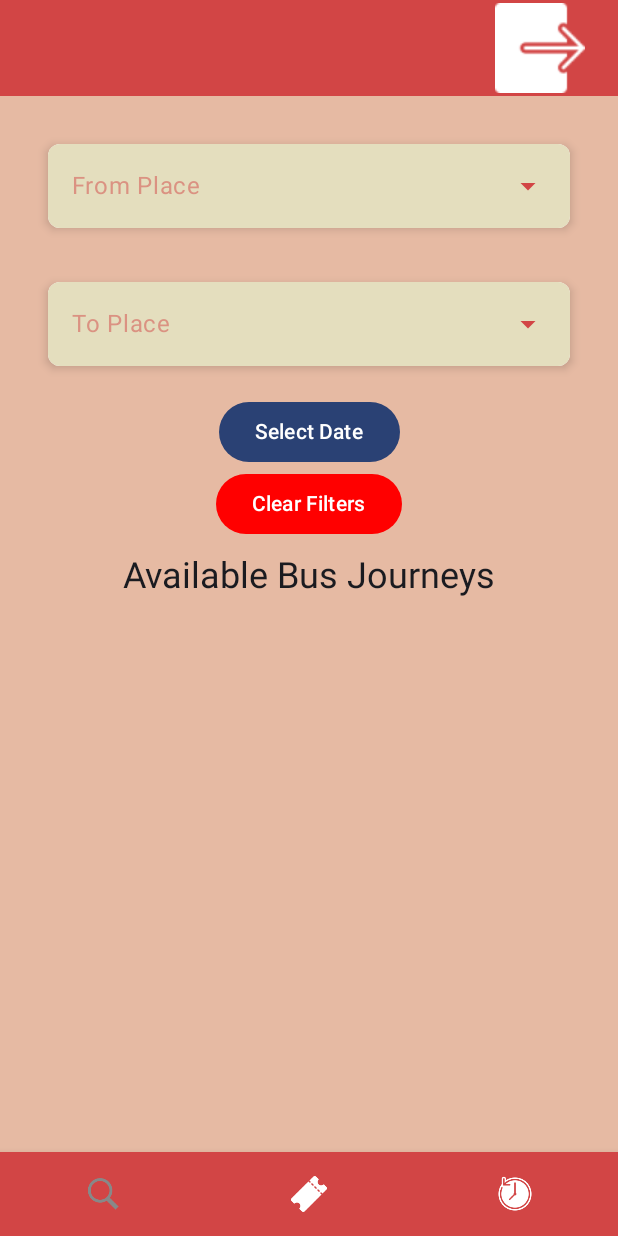
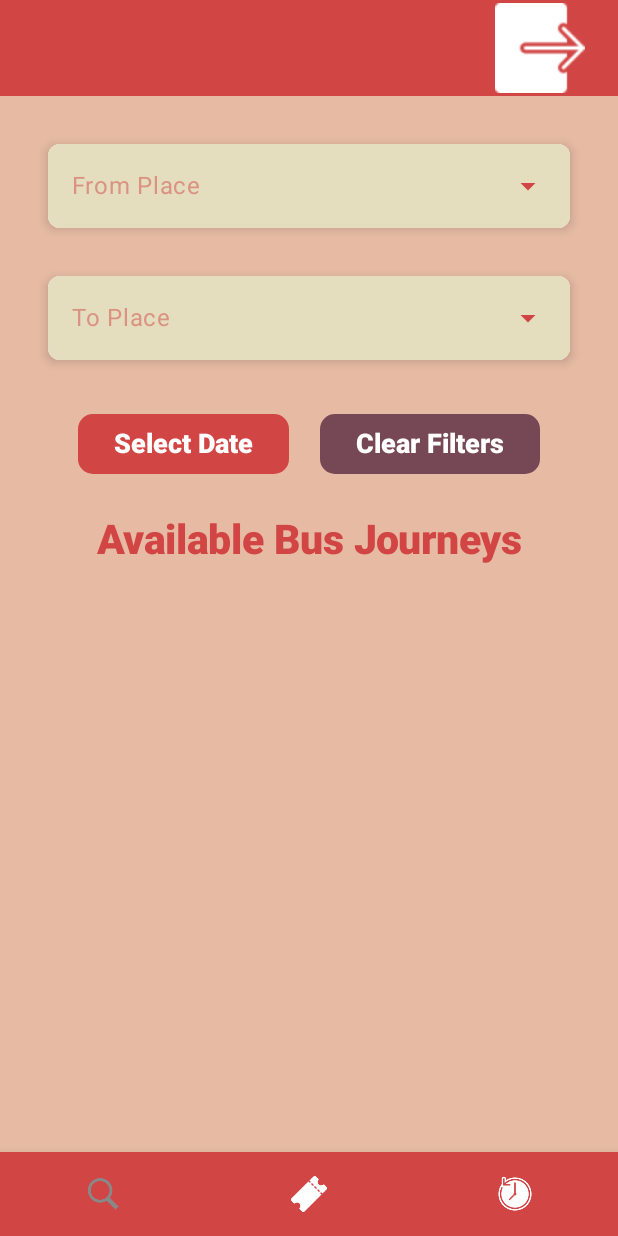
Before and after one commit to akdenizcse/cse-234-term-project-cse234_vehicleticket, an Android app built with Jetpack Compose: the HomeScreen screen opened through its navigation route, on a phone screen of 412 x 824 dp. Run offline under Robolectric (Android 15) with nearby library versions, the phone set to English and light mode, and no system bars; our stand-ins replace Firebase (no records; nobody signed in at launch, a user with empty details on screens opened directly).

Commit message:
Home Screen has been implemented

```diff
--- a/app/src/main/java/com/example/vehicletickettermproject/screens/home/HomeScreen.kt
+++ b/app/src/main/java/com/example/vehicletickettermproject/screens/home/HomeScreen.kt
@@ -9,14 +9,19 @@ import androidx.compose.foundation.layout.Column
 import androidx.compose.foundation.layout.Row
 import androidx.compose.foundation.layout.Spacer
 import androidx.compose.foundation.layout.fillMaxSize
+import androidx.compose.foundation.layout.fillMaxWidth
 import androidx.compose.foundation.layout.height
 import androidx.compose.foundation.layout.padding
+import androidx.compose.foundation.layout.width
 import androidx.compose.foundation.lazy.LazyColumn
 import androidx.compose.foundation.lazy.items
+import androidx.compose.foundation.shape.RoundedCornerShape
+import androidx.compose.material.MaterialTheme.colors
 import androidx.compose.material3.Button
 import androidx.compose.material3.ButtonColors
 import androidx.compose.material3.ButtonDefaults
 import androidx.compose.material3.ButtonDefaults.buttonColors
+import androidx.compose.material3.ButtonDefaults.shape
 import androidx.compose.material3.CircularProgressIndicator
 import androidx.compose.material3.ExperimentalMaterial3Api
 import androidx.compose.material3.Icon
@@ -35,7 +40,13 @@ import androidx.compose.ui.graphics.Color
 import androidx.compose.ui.platform.LocalContext
 import androidx.compose.ui.res.colorResource
 import androidx.compose.ui.res.painterResource
+import androidx.compose.ui.text.TextStyle
+import androidx.compose.ui.text.font.Font
+import androidx.compose.ui.text.font.FontFamily
+import androidx.compose.ui.text.font.FontWeight
+import androidx.compose.ui.text.style.TextAlign
 import androidx.compose.ui.unit.dp
+import androidx.compose.ui.unit.sp
 import androidx.lifecycle.viewmodel.compose.viewModel
 import androidx.navigation.NavController
 import com.example.vehicletickettermproject.R
@@ -111,18 +122,47 @@ fun HomeScreen(navController: NavController, homeViewModel: HomeViewModel = view
                 allPlaces = allPlaces
             )
 
-            Spacer(modifier = Modifier.height(4.dp))
-
             // To Place Dropdown
             PlaceDropdownMenu(selectedPlace = toPlace,
                 onPlaceSelected = {homeViewModel.updateToPlace(it)},
                 label = "To Place" , allPlaces = allPlaces)
+            Row(
+                modifier = Modifier
+                    .padding(16.dp)
+                    .fillMaxWidth(),
+                horizontalArrangement = Arrangement.SpaceEvenly
+            ) {
+                Button(
+                    onClick = { setShowDatePicker(true) },
+                    colors = ButtonDefaults.buttonColors(containerColor = colorResource(id = R.color.primary)),
+                    shape = RoundedCornerShape(10.dp)
+                ) {
+                    if(beginDate != null)Text("${SimpleDateFormat("yyyy-MM-dd").format(beginDate)}")
+                    else Text(
+                        text = "Select Date",
+                        style = TextStyle(
+                            fontSize = 18.sp,
+                            fontWeight = FontWeight(800),
+                            color = Color(0xFFFFFFFF),
+                            textAlign = TextAlign.Center,
+                        )
+                    )
+                }
 
-            Spacer(modifier = Modifier.height(4.dp))
-
-            // Begin Date Picker
-            Button(onClick = { setShowDatePicker(true) }) {
-                if(beginDate != null)Text("${SimpleDateFormat("yyyy-MM-dd").format(beginDate)}") else Text(text = "Select Date")
+                Button(
+                    onClick = { homeViewModel.clearFilters() },
+                    colors = ButtonDefaults.buttonColors(containerColor = colorResource(id = R.color.alternative_2)),
+                    shape = RoundedCornerShape(10.dp)
+                ) {
+                    Text(
+                        text = "Clear Filters",
+                        style = TextStyle(
+                            fontSize = 18.sp,
+                            fontWeight = FontWeight(800),
+                            color = Color(0xFFFFFFFF),
+                            textAlign = TextAlign.Center,
+                        )
+                    )
                 }
                 if (showDatePicker) {
                     BeginDatePicker(
@@ -134,18 +174,22 @@ fun HomeScreen(navController: NavController, homeViewModel: HomeViewModel = view
                         onDismissRequest = { setShowDatePicker(false) }
                     )
                 }
-
-
-            Button(colors = buttonColors(Color.Red),onClick = { homeViewModel.clearFilters() }) {
-                Text(text = "Clear Filters")
             }
-
-
 
             Spacer(modifier = Modifier.height(8.dp))
 
+            Text(
+                text = "Available Bus Journeys",
+                style = TextStyle(
+                    fontSize = 27.sp,
+                    fontWeight = FontWeight(800),
+                    color = Color(0xFFD24545),
+                    textAlign = TextAlign.Center,
+                )
+            )
 
-            Text(text = "Available Bus Journeys", style = MaterialTheme.typography.headlineSmall)
+            Spacer(modifier = Modifier.height(20.dp))
+
             LazyColumn(
                 modifier = Modifier.fillMaxSize()
             ) {
```
Lines whose indentation alone changed are shown as unchanged.
